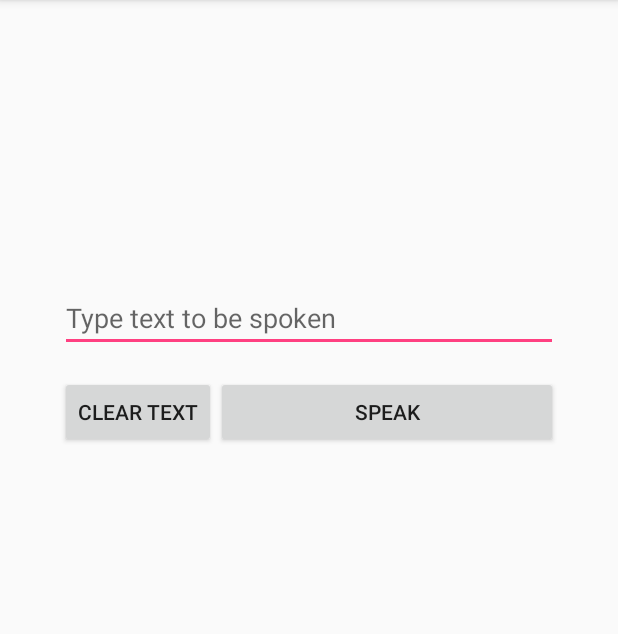
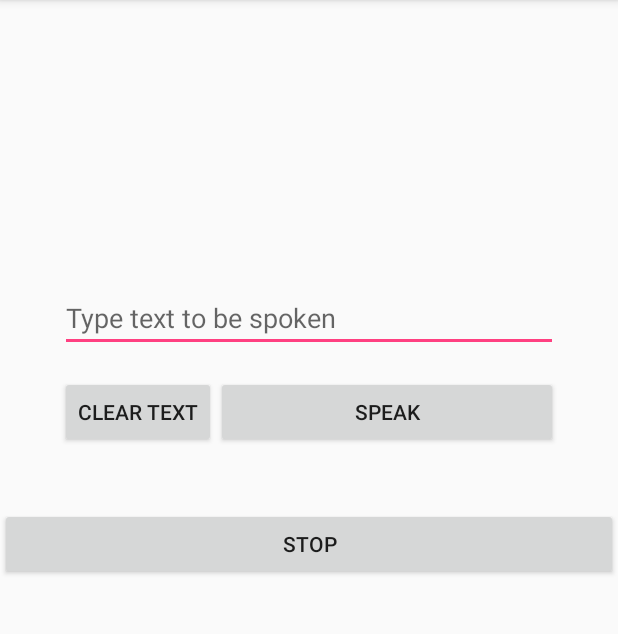
Before and after one commit to aemurill/Adiuvare, an Android app: the SpeakingScreen screen opened directly, with no data from a screen before it, on a phone screen of 412 x 824 dp, the part 84-718 px from its top. Run offline under Robolectric (Android 15) with nearby library versions, the phone set to English and light mode, and no system bars.

Commit message:
added volume controls and stop buttons

```diff
--- a/app/src/main/java/edu/ucsc/cmps121/adiuvare/SpeakingScreen.java
+++ b/app/src/main/java/edu/ucsc/cmps121/adiuvare/SpeakingScreen.java
@@ -23,6 +23,8 @@ public class SpeakingScreen extends AppCompatActivity {
 
         Button SpeakButton = (Button) findViewById(R.id.Speak);
         Button ClearText = (Button) findViewById(R.id.ClearText);
+        //holding off on making the button invisible for now
+        Button stopButton = (Button) findViewById(R.id.Stop);
 
 
         // create a new text to speech object
@@ -57,6 +59,18 @@ public class SpeakingScreen extends AppCompatActivity {
            }
         });
 
+        stopButton.setOnClickListener(new View.OnClickListener() {
+            @Override
+            public void onClick(View v) {
+                stopSpeaking();
+            }
+        });
+
+    }
+
+    //function stops sound
+    public void stopSpeaking() {
+        if (tts.isSpeaking()) tts.stop();
     }
 
     // gets text from user input and is spoken as soon as the "SPEAK" button is selected
--- a/app/src/main/res/layout/activity_speaking_screen.xml
+++ b/app/src/main/res/layout/activity_speaking_screen.xml
@@ -7,6 +7,7 @@
     tools:context="edu.ucsc.cmps121.adiuvare.SpeakingScreen">
 
     <RelativeLayout
+        android:id="@+id/relativeLayout2"
         android:layout_width="fill_parent"
         android:layout_height="wrap_content"
         android:layout_alignParentTop="true"
@@ -14,36 +15,46 @@
 
         <EditText
             android:id="@+id/TextInput"
-            android:layout_margin="40dp"
             android:layout_width="fill_parent"
             android:layout_height="wrap_content"
+            android:layout_centerInParent="true"
+            android:layout_margin="40dp"
             android:gravity="bottom|left"
-            android:lines="5"
             android:hint="Type text to be spoken"
             android:inputType="textCapSentences|textAutoCorrect|textMultiLine"
-            android:layout_centerInParent="true"/>
+            android:lines="5" />
 
         <LinearLayout
             android:layout_width="fill_parent"
+            android:layout_height="wrap_content"
+            android:layout_below="@+id/TextInput"
             android:layout_margin="40dp"
-            android:layout_height="wrap_content"
-            android:orientation="horizontal"
-            android:layout_below="@+id/TextInput">
+            android:orientation="horizontal">
 
             <Button
                 android:id="@+id/ClearText"
                 android:layout_width="wrap_content"
                 android:layout_height="wrap_content"
-                android:text="@string/ClearText"/>
+                android:text="@string/ClearText" />
 
             <Button
                 android:id="@+id/Speak"
                 android:layout_width="fill_parent"
                 android:layout_height="wrap_content"
-                android:text="@string/Speak"/>
+                android:text="@string/Speak" />
 
         </LinearLayout>
 
+
     </RelativeLayout>
 
+    <Button
+        android:id="@+id/Stop"
+        android:layout_width="fill_parent"
+        android:layout_height="wrap_content"
+        android:text="@string/Stop"
+        app:layout_constraintLeft_toLeftOf="parent"
+        app:layout_constraintRight_toRightOf="parent"
+        app:layout_constraintTop_toBottomOf="@+id/relativeLayout2" />
+
 </android.support.constraint.ConstraintLayout>
--- a/app/src/main/res/values/strings.xml
+++ b/app/src/main/res/values/strings.xml
@@ -2,4 +2,7 @@
     <string name="app_name">Adiuvare</string>
     <string name="Speak">Speak</string>
     <string name="ClearText">Clear Text</string>
+    <string name="Stop">Stop</string>
+    <string name="Plus">+</string>
+    <string name="Minus">-</string>
 </resources>
```
Also changed, not shown: app/src/main/java/edu/ucsc/cmps121/adiuvare/ListeningScreen.java (+69 -2 lines), app/src/main/res/layout/activity_listening_screen.xml (+33 -7 lines).
